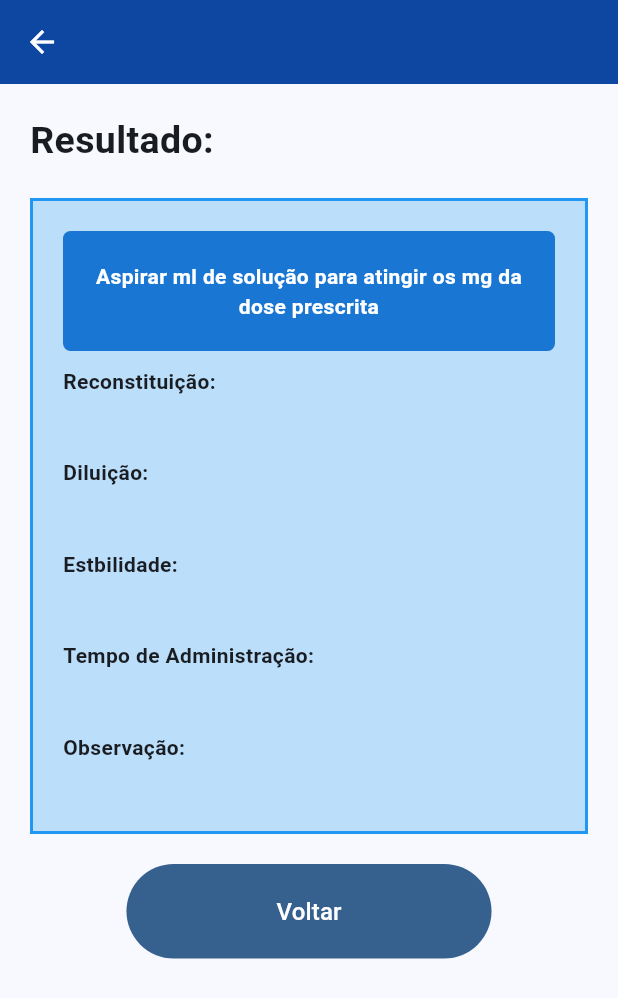
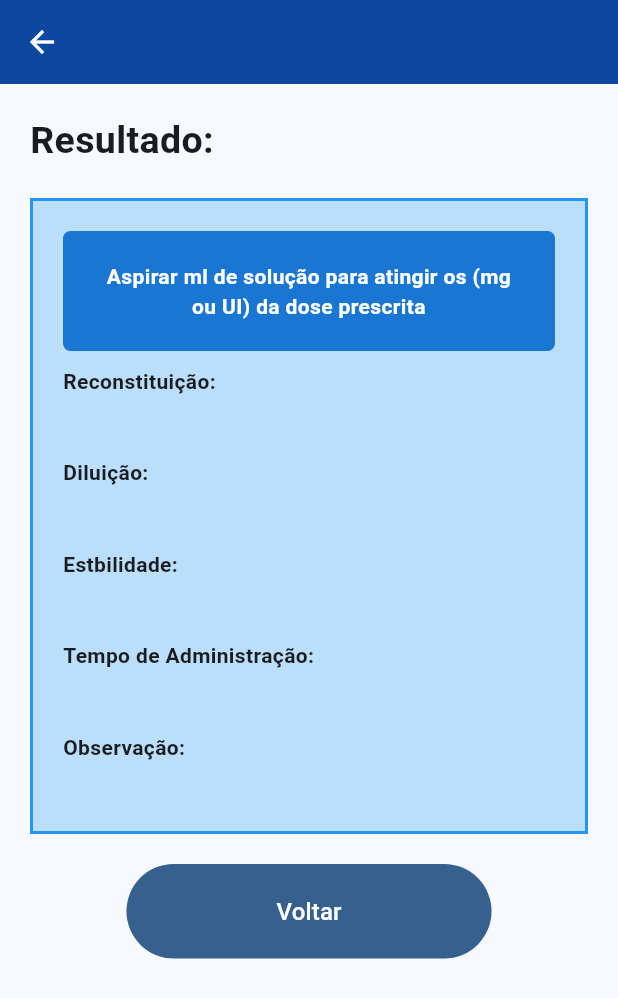
Before and after one commit to jean-kistenmacher/calculadora-mobile, a Flutter app: the ResultPage screen opened directly with empty values, on a phone screen of 412 x 824 dp. Shown: the top 998 px of the screen. Run offline on Flutter 3.47's test engine with Material 3 defaults, Android fonts, the light colour scheme and no system bars; our stand-ins replace flutter_spinkit; network calls fail.

Commit message:
feat: Ajuste resposta

```diff
--- a/lib/resultPage.dart
+++ b/lib/resultPage.dart
@@ -47,7 +47,7 @@ class ResultPage extends StatelessWidget {
                         crossAxisAlignment: CrossAxisAlignment.center,
                         children: [
                           Text(
-                            "Aspirar ${resultado.aspirar}ml de solução para atingir os ${resultado.dose}mg da dose prescrita",
+                            "Aspirar ${resultado.aspirar}ml de solução para atingir os ${resultado.dose}(mg ou UI) da dose prescrita",
                             textAlign: TextAlign.center,
                             style: const TextStyle(
                                 color: Colors.white,
```
